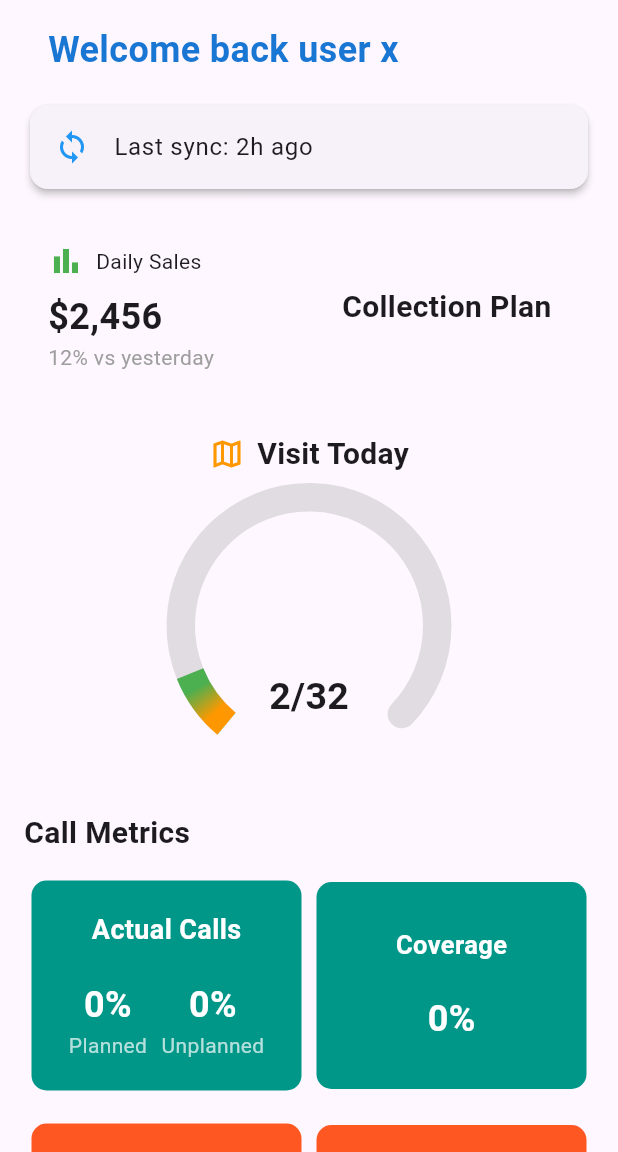
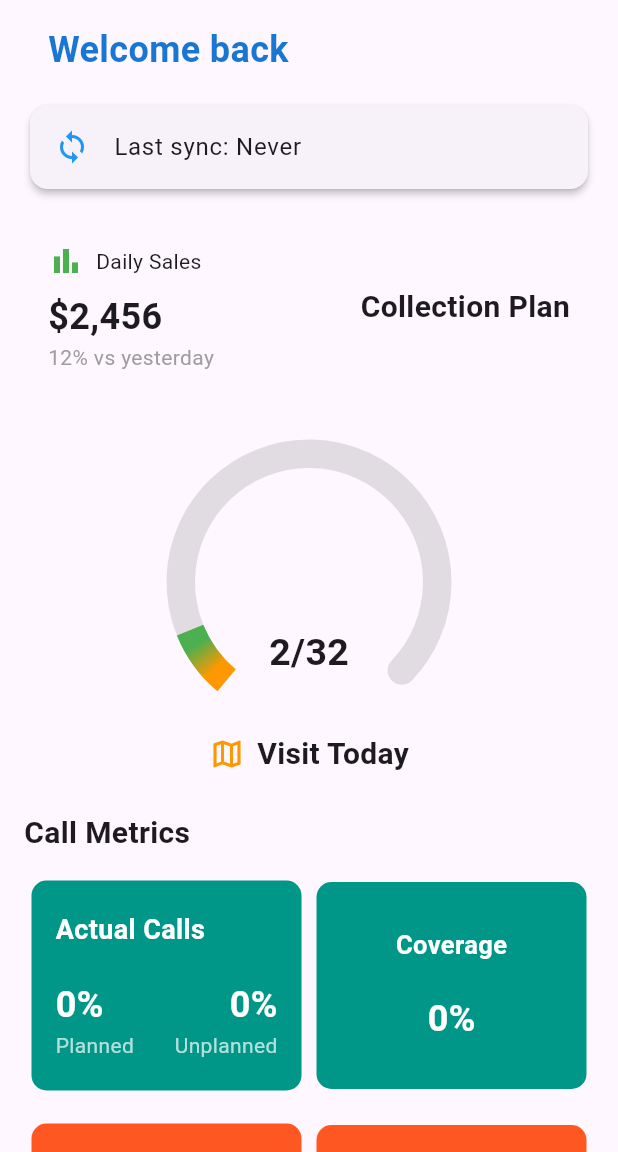
Before and after one commit to ciIHeB/stock, a Flutter app: the MainScreen screen opened by its route, after a tap on the "menu" icon, after a tap on "HOME", on a phone screen of 412 x 824 dp, the part 84-1236 px from its top. Run offline on Flutter 3.47's test engine with Material 3 defaults, Android fonts, the phone set to English and light mode, and no system bars; drawn by our look-alikes of syncfusion_flutter_gauges; our stand-ins replace google_fonts, shared_preferences, sqflite; accounts and stored records are empty; statements that could not run were skipped.

Commit message:
Update MainPage.dart

```diff
--- a/mob/lib/MainPage.dart
+++ b/mob/lib/MainPage.dart
@@ -1,16 +1,59 @@
+
 import 'package:flutter/material.dart';
 import 'package:google_fonts/google_fonts.dart';
 import 'package:trademasterapp/widgets/menu/Main_Menu.dart';
 import 'package:syncfusion_flutter_gauges/gauges.dart';
+import 'package:trademasterapp/helpers/database_helper.dart';
 
-class MainScreen extends StatelessWidget {
-  final GlobalKey<ScaffoldState> _scaffoldKey = GlobalKey<ScaffoldState>();
+class MainScreen extends StatefulWidget
+{
 
   MainScreen({super.key});
 
   @override
+  State<MainScreen> createState() => _MainScreenState();
+}
+
+class _MainScreenState extends State<MainScreen>
+ {
+
+  final GlobalKey<ScaffoldState> _scaffoldKey = GlobalKey<ScaffoldState>();
+  String? _userEmail;
+  String? _lastSync;
+
+
+  @override
+  void initState() {
+
+    super.initState();
+    _loadLastSync();
+    _loadUser();
+  }
+  Future<void> _loadLastSync() async {
+  final last = await DatabaseHelper.getLastSync();
+  setState(() {
+    if (last != null) {
+      final dt = DateTime.parse(last);
+      _lastSync = '${dt.hour}:${dt.minute.toString().padLeft(2, '0')} - ${dt.day}/${dt.month}';
+    } else {
+      _lastSync = 'Never';
+    }
+  });
+}
+
+
+  Future<void> _loadUser() async {
+    final user = await DatabaseHelper.getUser();
+    setState(() {
+      _userEmail = user != null ? user['email'] : null;
+    });
+  }
+
+  @override
   Widget build(BuildContext context) {
+
     return Scaffold(
+
       key: _scaffoldKey,
       appBar: AppBar(
         automaticallyImplyLeading: false,
@@ -43,7 +86,9 @@ class MainScreen extends StatelessWidget {
                   crossAxisAlignment: CrossAxisAlignment.start,
                   children: [
                     Text(
-                      'Welcome back user x ',
+                      _userEmail != null
+                          ? 'Welcome back $_userEmail'
+                          : 'Welcome back',
                       style: GoogleFonts.roboto(
                         fontSize: 24,
                         fontWeight: FontWeight.bold,
@@ -60,7 +105,8 @@ class MainScreen extends StatelessWidget {
               elevation: 2,
               child: ListTile(
                 leading: const Icon(Icons.sync, color: Colors.blue),
-                title: const Text('Last sync: 2h ago'),
+                title: Text('Last sync: ${_lastSync ?? 'Loading...'}'),
+
               ),
             ),
             const SizedBox(height: 16),
@@ -94,18 +140,21 @@ class MainScreen extends StatelessWidget {
                 const SizedBox(width: 12),
                 Expanded(
                   child: Container(
-                    padding: EdgeInsets.all(16),
+                    padding: EdgeInsets.fromLTRB(16, 16, 16, 16),
                     child: Column(
-                      crossAxisAlignment: CrossAxisAlignment.start,
+                      crossAxisAlignment: CrossAxisAlignment.end,
                       children: [
-                        Row(
-                          children: [
+
+
                             Text('Collection Plan',
                                 style: GoogleFonts.roboto(
-                                    fontSize: 20, fontWeight: FontWeight.bold)),
-                          ],
+                                    fontSize: 20,
+                                    fontWeight: FontWeight.bold
+                                    ),
                                     ),
                           ],
+
+
                     ),
                   ),
                 ),
@@ -114,16 +163,7 @@ class MainScreen extends StatelessWidget {
             const SizedBox(height: 24),
 
             // Collection Plan
-            Row(
-              mainAxisAlignment: MainAxisAlignment.center,
-              children: [
-                Icon(Icons.map_outlined, color: Colors.orange),
-                SizedBox(width: 8),
-                Text('Visit Today',
-                    style: GoogleFonts.roboto(
-                        fontSize: 20, fontWeight: FontWeight.bold)),
-              ],
-            ),
+
             Container(
               height: 200,
               child: SfRadialGauge(
@@ -161,6 +201,16 @@ class MainScreen extends StatelessWidget {
                       ])
                 ],
               ),
+            ),
+            Row(
+              mainAxisAlignment: MainAxisAlignment.center,
+              children: [
+                Icon(Icons.map_outlined, color: Colors.orange),
+                SizedBox(width: 8),
+                Text('Visit Today',
+                    style: GoogleFonts.roboto(
+                        fontSize: 20, fontWeight: FontWeight.bold)),
+              ],
             ),
 
             const SizedBox(height: 24),
@@ -343,41 +393,60 @@ class MainScreen extends StatelessWidget {
 }) {
   return Container(
     margin: const EdgeInsets.all(5),
-      padding: const EdgeInsets.all(20),
+    padding: const EdgeInsets.symmetric(horizontal: 16, vertical: 20), // زيادة padding لحماية الجوانب
     decoration: BoxDecoration(
       color: color,
       borderRadius: BorderRadius.circular(10),
     ),
     child: Column(
+      crossAxisAlignment: CrossAxisAlignment.start,
       children: [
-          Text(title,
+        Text(
+          title,
           style: const TextStyle(
               color: Colors.white,
               fontSize: 18,
-                  fontWeight: FontWeight.bold)),
+              fontWeight: FontWeight.bold),
+        ),
         const SizedBox(height: 20),
         Row(
-            mainAxisAlignment: MainAxisAlignment.spaceAround,
+          mainAxisAlignment: MainAxisAlignment.spaceBetween,
           children: [
-              Column(
+            Flexible(
+              child: Column(
+                crossAxisAlignment: CrossAxisAlignment.start,
                 children: [
-                  Text(data1,
+                  Text(
+                    data1,
                     style: const TextStyle(
                         color: Colors.white,
                         fontSize: 24,
-                          fontWeight: FontWeight.bold)),
-                  Text(label1, style: const TextStyle(color: Colors.white70)),
+                        fontWeight: FontWeight.bold),
+                    overflow: TextOverflow.ellipsis,
+                  ),
+                  Text(label1,
+                      style: const TextStyle(
+                          color: Colors.white70, fontSize: 14)),
                 ],
               ),
-              Column(
+            ),
+            Flexible(
+              child: Column(
+                crossAxisAlignment: CrossAxisAlignment.end,
                 children: [
-                  Text(data2,
+                  Text(
+                    data2,
                     style: const TextStyle(
                         color: Colors.white,
                         fontSize: 24,
-                          fontWeight: FontWeight.bold)),
-                  Text(label2, style: const TextStyle(color: Colors.white70)),
+                        fontWeight: FontWeight.bold),
+                    overflow: TextOverflow.ellipsis,
+                  ),
+                  Text(label2,
+                      style: const TextStyle(
+                          color: Colors.white70, fontSize: 14)),
                 ],
+              ),
             ),
           ],
         ),
@@ -385,6 +454,7 @@ class MainScreen extends StatelessWidget {
     ),
   );
 }
+
 
   Widget _singleCallBox(String title, String value, Color color) {
     return Container(
```
Lines whose indentation alone changed are shown as unchanged.
